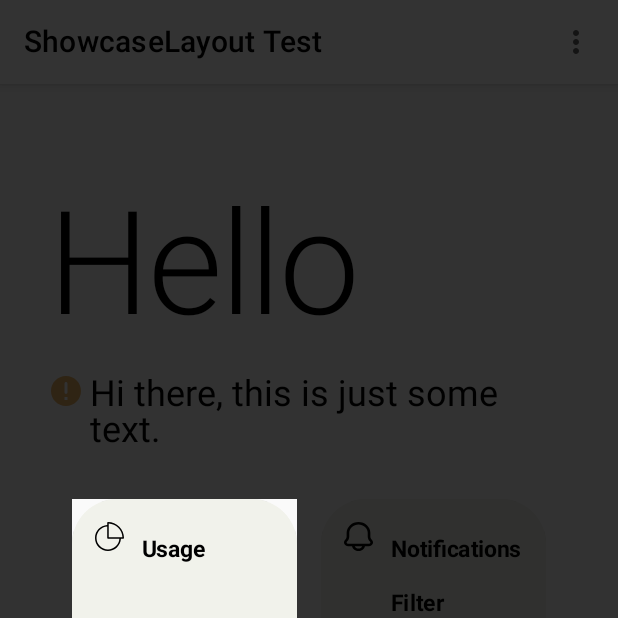
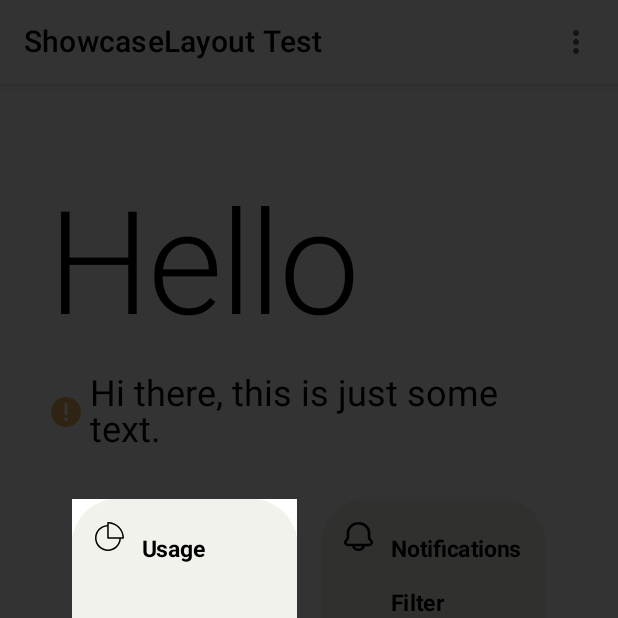
Before and after one commit to tahaak67/ShowcaseLayoutCompose, an Android app built with Jetpack Compose: the screen it shows after launch (MainActivity), after a tap on "menu", on a phone screen of 412 x 824 dp, the top half of it. Run offline under Robolectric (Android 15) with nearby library versions, the phone set to English and light mode, and no system bars.

Commit message:
- maven central setup - added dark theme example - renamed onTap to onFinish - code cleanup

```diff
--- a/app/src/main/java/ly/com/tahaben/showcaselayoutcompose/ui/MainScreen.kt
+++ b/app/src/main/java/ly/com/tahaben/showcaselayoutcompose/ui/MainScreen.kt
@@ -1,9 +1,7 @@
 package ly.com.tahaben.showcaselayoutcompose.ui
 
-import androidx.compose.foundation.Image
+import androidx.compose.foundation.*
 import androidx.compose.foundation.layout.*
-import androidx.compose.foundation.rememberScrollState
-import androidx.compose.foundation.verticalScroll
 import androidx.compose.material.*
 import androidx.compose.material.icons.Icons
 import androidx.compose.material.icons.filled.MoreVert
@@ -39,18 +37,21 @@ fun MainScreen(
         mutableStateOf(true)
     }
 
-    ShowcaseLayout(isShowcasing = isShowcasing, onTap = { isShowcasing = false }) {
+    ShowcaseLayout(
+        isShowcasing = isShowcasing,
+        onFinish = { isShowcasing = false },
+        isDarkLayout = isSystemInDarkTheme()
+    ) {
 
         Column(
             modifier = Modifier
                 .fillMaxSize()
-
+                .background(MaterialTheme.colors.primary)
         ) {
             TopAppBar(
                 title = {
-                    Text(text = "ShowcaseLayout Test", color = Color.Black)
+                    Text(text = "ShowcaseLayout Test", color = MaterialTheme.colors.onPrimary)
                 },
-                backgroundColor = Color.White,
                 actions = {
 
                     // Creating Icon button for dropdown menu
@@ -59,10 +60,13 @@ fun MainScreen(
                             k = 3,
                             message = ShowcaseMsg(
                                 "From drop down menu, you can access the About app screen!",
-                                textStyle = TextStyle(color = Color.Black),
-                                msgBackground = Color.White,
+                                textStyle = TextStyle(color = MaterialTheme.colors.onPrimary),
+                                msgBackground = MaterialTheme.colors.primary,
                                 roundedCorner = 15.dp,
-                                arrow = Arrow(animateFromMsg = true)
+                                arrow = Arrow(
+                                    animateFromMsg = true,
+                                    color = MaterialTheme.colors.primary
+                                )
                             )
                         ) {
                             Icon(Icons.Default.MoreVert, stringResource(R.string.drop_down_menu))
@@ -85,7 +89,7 @@ fun MainScreen(
                                         style = MaterialTheme.typography.h6,
                                         fontWeight = FontWeight.Normal,
                                         textAlign = TextAlign.Center,
-                                        color = Color.Black
+                                        color = MaterialTheme.colors.onPrimary
                                     )
                                 }
                             }
@@ -102,10 +106,13 @@ fun MainScreen(
                 Text(
                     text = stringResource(id = R.string.hello),
                     style = MaterialTheme.typography.h1,
-                    color = Color.Black
+                    color = MaterialTheme.colors.onPrimary
                 )
                 Spacer(modifier = Modifier.height(spacing.spaceMedium))
-                Row(modifier = Modifier.fillMaxWidth()) {
+                Row(
+                    modifier = Modifier.fillMaxWidth(),
+                    verticalAlignment = Alignment.CenterVertically
+                ) {
                     Image(
                         painter = painterResource(id = R.drawable.ic_tip),
                         contentDescription = stringResource(R.string.tip_icon_description)
@@ -116,13 +123,17 @@ fun MainScreen(
                             "Useful tip tho :P",
                             textStyle = TextStyle(color = Color.DarkGray),
                             msgBackground = Color(0xFFE0F2F1),
-                            arrow = Arrow(targetFrom = Side.Top, hasHead = false)
+                            arrow = Arrow(
+                                targetFrom = Side.Top,
+                                hasHead = false,
+                                color = MaterialTheme.colors.primary
+                            )
                         )
                     ) {
                         Text(
                             text = tip,
                             style = MaterialTheme.typography.h5,
-                            color = Color.Black
+                            color = MaterialTheme.colors.onPrimary
                         )
                     }
                 }
@@ -136,9 +147,9 @@ fun MainScreen(
                         ShowcaseMsg(
                             "Track your phone usage from here",
                             textStyle = TextStyle(color = Color(0xFF827717)),
-                            msgBackground = Color.White,
+                            msgBackground = MaterialTheme.colors.primary,
                             gravity = Gravity.Bottom,
-                            arrow = Arrow()
+                            arrow = Arrow(color = MaterialTheme.colors.primary)
                         )
                     ) {
                         MainScreenCard(
--- a/app/src/main/java/ly/com/tahaben/showcaselayoutcompose/ui/theme/Color.kt
+++ b/app/src/main/java/ly/com/tahaben/showcaselayoutcompose/ui/theme/Color.kt
@@ -7,3 +7,6 @@ val Purple500 = Color(0xFF6200EE)
 val Purple700 = Color(0xFF3700B3)
 val Teal200 = Color(0xFF03DAC5)
 val Page = Color(241, 242, 235, 255)
+val DarkGray = Color(143, 143, 143, 255)
+val Black = Color(0, 0, 0, 255)
+val White = Color(255, 255, 255, 255)
--- a/app/src/main/java/ly/com/tahaben/showcaselayoutcompose/ui/theme/Theme.kt
+++ b/app/src/main/java/ly/com/tahaben/showcaselayoutcompose/ui/theme/Theme.kt
@@ -7,15 +7,17 @@ import androidx.compose.material.lightColors
 import androidx.compose.runtime.Composable
 
 private val DarkColorPalette = darkColors(
-    primary = Purple200,
-    primaryVariant = Purple700,
-    secondary = Page
+    primary = Black,
+    primaryVariant = Black,
+    secondary = DarkGray,
+    onPrimary = White,
 )
 
 private val LightColorPalette = lightColors(
-    primary = Purple500,
-    primaryVariant = Purple700,
-    secondary = Page
+    primary = White,
+    primaryVariant = White,
+    secondary = Page,
+    onPrimary = Black,
 
     /* Other default colors to override
     background = Color.White,
--- a/build.gradle
+++ b/build.gradle
@@ -1,14 +1,19 @@
 buildscript {
     ext {
         compose_version = '1.2.1'
+    }
+    repositories {
+        mavenCentral()
     }
 }// Top-level build file where you can add configuration options common to all sub-projects/modules.
 plugins {
     id 'com.android.application' version '7.2.2' apply false
     id 'com.android.library' version '7.2.2' apply false
     id 'org.jetbrains.kotlin.android' version '1.7.10' apply false
+    id("io.github.gradle-nexus.publish-plugin") version "1.1.0"
 }
 
 task clean(type: Delete) {
     delete rootProject.buildDir
 }
+apply from: "${rootDir}/scripts/publish-root.gradle"
--- a/showcase-layout-compose/src/main/java/ly/com/tahaben/showcase_layout_compose/ui/ShowcaseLayout.kt
+++ b/showcase-layout-compose/src/main/java/ly/com/tahaben/showcase_layout_compose/ui/ShowcaseLayout.kt
@@ -54,7 +54,7 @@ private const val TAG = "ShowcaseLayout"
  * @param isDarkLayout if true the showcase view will be white instead of black.
  * @param initKey the initial value of counter, set this to 1 if you don't want a greeting screen before showcasing target.
  * @param animationDuration total animation time taken when switching from current to next target in milliseconds.
- * @param onTap what happens when all items are showcased.
+ * @param onFinish what happens when all items are showcased.
  * @param greeting greeting message, leave initKey at 0 if you want to use this.
  **/
 
@@ -64,7 +64,7 @@ fun ShowcaseLayout(
     isDarkLayout: Boolean = false,
     initKey: Int = 0,
     animationDuration: Int = 1000,
-    onTap: () -> Unit,
+    onFinish: () -> Unit,
     greeting: ShowcaseMsg? = null,
     content: @Composable ShowcaseScope.() -> Unit
 ) {
@@ -127,7 +127,7 @@ fun ShowcaseLayout(
                             } else {
                                 //showcase finished
                                 Log.d(TAG, "on tap")
-                                onTap()
+                                onFinish()
                             }
                             Log.d(TAG, "tapped here $it")
                         }
@@ -270,9 +270,6 @@ fun ShowcaseLayout(
 
             message?.let { msg ->
                 Log.d(TAG, "max: x:${maxWidth} y:${maxHeight}")
-                val xDp = if (currentKey == 0) (0.dp) else with(density) {
-                    maxWidth / 2
-                }
                 val yDp = if (currentKey == 0) (maxHeight / 2) else with(density) {
                     //Determine if message will be shown on top or below target
                     when (msg.gravity) {
@@ -299,9 +296,8 @@ fun ShowcaseLayout(
                         }
                     }
                 }
-                val xAnim by animateDpAsState(targetValue = xDp)
                 val yAnim by animateDpAsState(targetValue = yDp)
-                Log.d(TAG, "msg x: $xDp, y:$yDp")
+                Log.d(TAG, "msg , y:$yDp")
                 Row(
                     modifier = Modifier.fillMaxWidth(),
                     horizontalArrangement = Arrangement.Center
```
Also changed, not shown: app/src/main/java/ly/com/tahaben/showcaselayoutcompose/ui/AboutScreen.kt (+19 -9 lines), scripts/publish-module.gradle (added, +153 -0 lines), scripts/publish-root.gradle (added, +70 -0 lines), showcase-layout-compose/build.gradle (+13 -0 lines), gradle.properties (line endings or trailing spaces), 1 other file.
